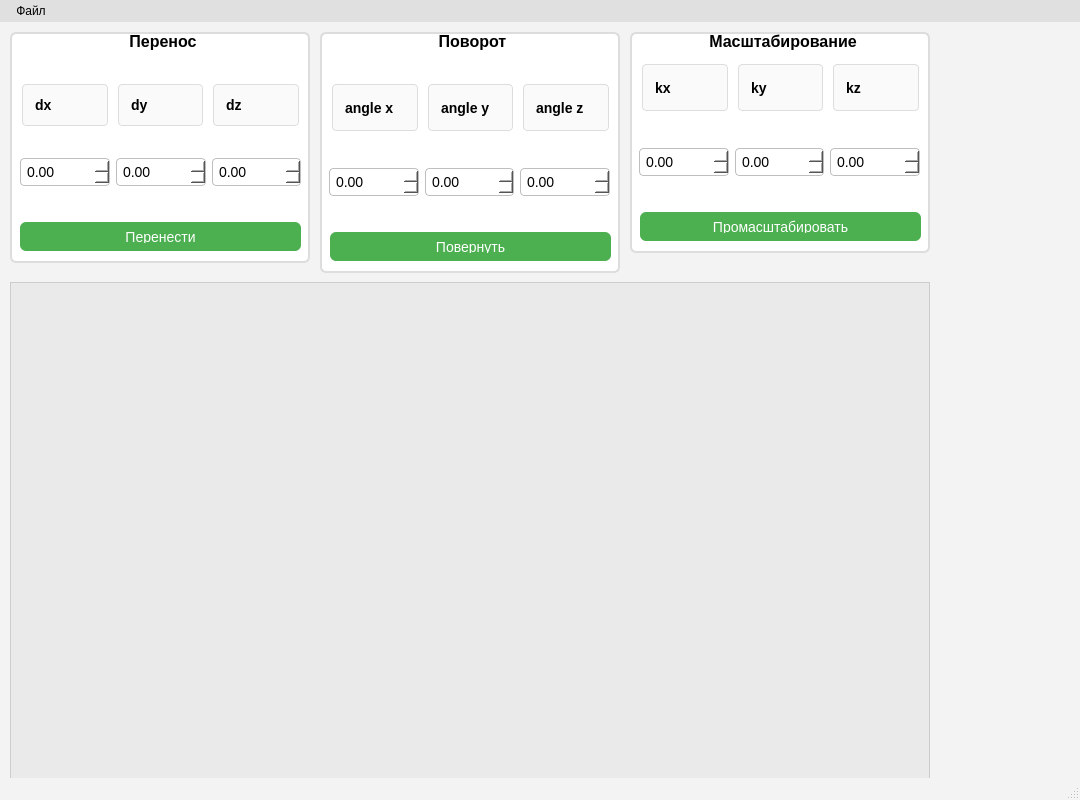
First picture: the form in lab_01/mainwindow.ui, repository NuclearCakeGenerator/BMSTU_IU7_2026_oop, before the edit.
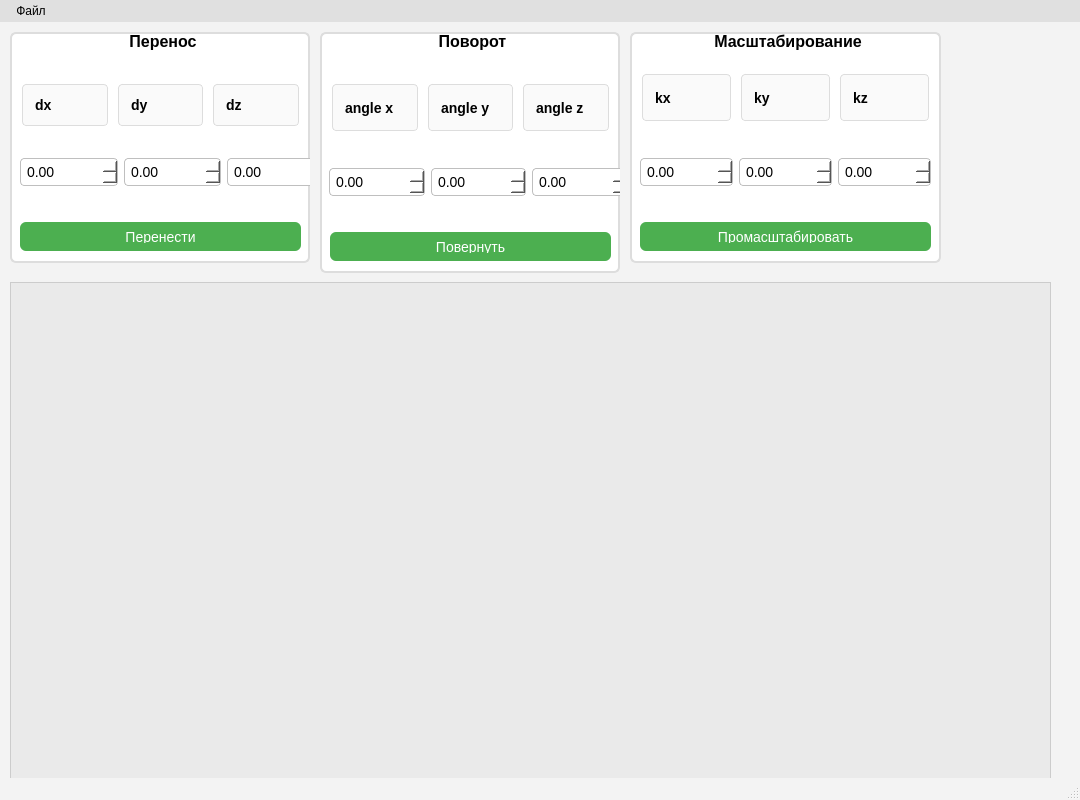
Second picture: the form after the edit.

```diff
--- a/lab_01/mainwindow.ui
+++ b/lab_01/mainwindow.ui
@@ -146,6 +146,7 @@
     <property name="font">
      <font>
       <pointsize>12</pointsize>
+      <bold>true</bold>
      </font>
     </property>
     <property name="title">
@@ -171,7 +172,7 @@
       <rect>
        <x>10</x>
        <y>100</y>
-       <width>281</width>
+       <width>305</width>
        <height>80</height>
       </rect>
      </property>
@@ -305,6 +306,7 @@
     <property name="font">
      <font>
       <pointsize>12</pointsize>
+      <bold>true</bold>
      </font>
     </property>
     <property name="title">
@@ -330,21 +332,11 @@
       <rect>
        <x>9</x>
        <y>110</y>
-       <width>281</width>
+       <width>299</width>
        <height>80</height>
       </rect>
      </property>
      <layout class="QHBoxLayout" name="horizontalLayout_4">
-      <item>
-       <widget class="QDoubleSpinBox" name="angle_x_box">
-        <property name="minimum">
-         <double>-1000.000000000000000</double>
-        </property>
-        <property name="value">
-         <double>0.000000000000000</double>
-        </property>
-       </widget>
-      </item>
       <item>
        <widget class="QDoubleSpinBox" name="angle_y_box">
         <property name="minimum">
@@ -355,6 +347,16 @@
         </property>
        </widget>
       </item>
+      <item>
+       <widget class="QDoubleSpinBox" name="angle_x_box">
+        <property name="minimum">
+         <double>-1000.000000000000000</double>
+        </property>
+        <property name="value">
+         <double>0.000000000000000</double>
+        </property>
+       </widget>
+      </item>
       <item>
        <widget class="QDoubleSpinBox" name="angle_z_boz">
         <property name="minimum">
@@ -425,13 +427,14 @@
      <rect>
       <x>630</x>
       <y>10</y>
-      <width>300</width>
-      <height>221</height>
+      <width>311</width>
+      <height>231</height>
      </rect>
     </property>
     <property name="font">
      <font>
       <pointsize>12</pointsize>
+      <bold>true</bold>
      </font>
     </property>
     <property name="title">
@@ -442,8 +445,8 @@
      <property name="geometry">
       <rect>
        <x>10</x>
-       <y>180</y>
-       <width>281</width>
+       <y>190</y>
+       <width>291</width>
        <height>29</height>
       </rect>
      </property>
@@ -456,9 +459,9 @@
     <widget class="QWidget" name="horizontalLayoutWidget">
      <property name="geometry">
       <rect>
-       <x>9</x>
-       <y>90</y>
-       <width>281</width>
+       <x>10</x>
+       <y>100</y>
+       <width>291</width>
        <height>80</height>
       </rect>
      </property>
@@ -500,8 +503,8 @@
      <property name="geometry">
       <rect>
        <x>10</x>
-       <y>30</y>
-       <width>281</width>
+       <y>40</y>
+       <width>291</width>
        <height>51</height>
       </rect>
      </property>
@@ -510,7 +513,8 @@
        <widget class="QLabel" name="label_3">
         <property name="font">
          <font>
-          <pointsize>12</pointsize>
+          <pointsize>-1</pointsize>
+          <fontweight>Medium</fontweight>
          </font>
         </property>
         <property name="text">
@@ -522,7 +526,8 @@
        <widget class="QLabel" name="label_2">
         <property name="font">
          <font>
-          <pointsize>12</pointsize>
+          <pointsize>-1</pointsize>
+          <fontweight>Medium</fontweight>
          </font>
         </property>
         <property name="text">
@@ -536,7 +541,8 @@
        <widget class="QLabel" name="label_kz">
         <property name="font">
          <font>
-          <pointsize>12</pointsize>
+          <pointsize>-1</pointsize>
+          <fontweight>Medium</fontweight>
          </font>
         </property>
         <property name="text">
@@ -554,7 +560,7 @@
      <rect>
       <x>10</x>
       <y>260</y>
-      <width>920</width>
+      <width>1041</width>
       <height>511</height>
      </rect>
     </property>
```
Left out of the diff: 53 changed lines with no effect on the pictures.
